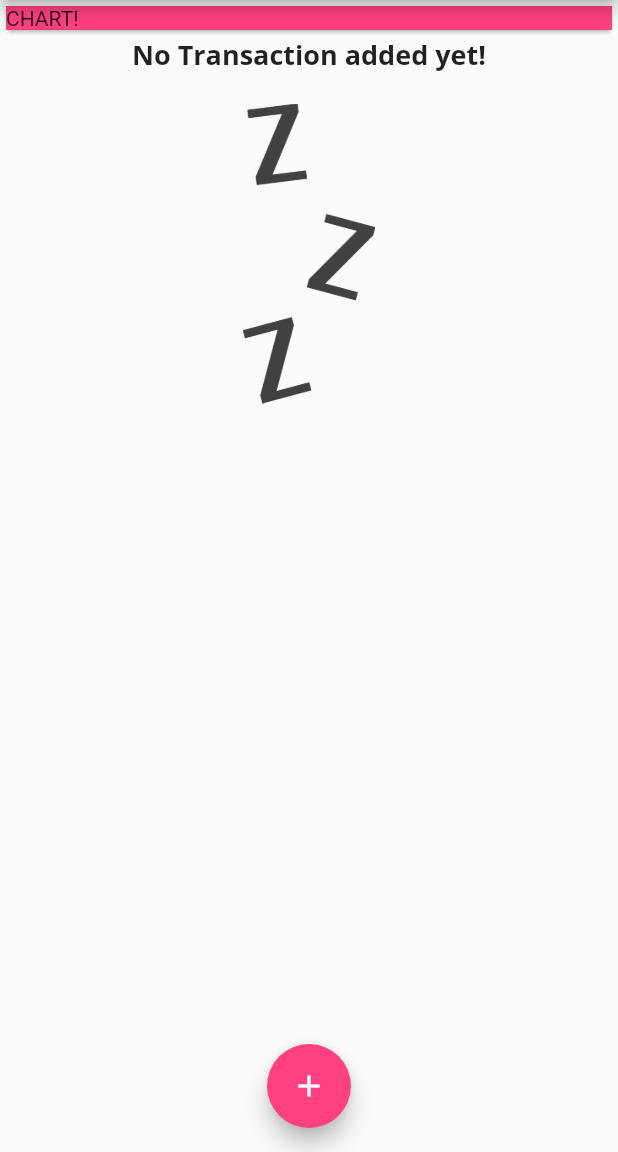
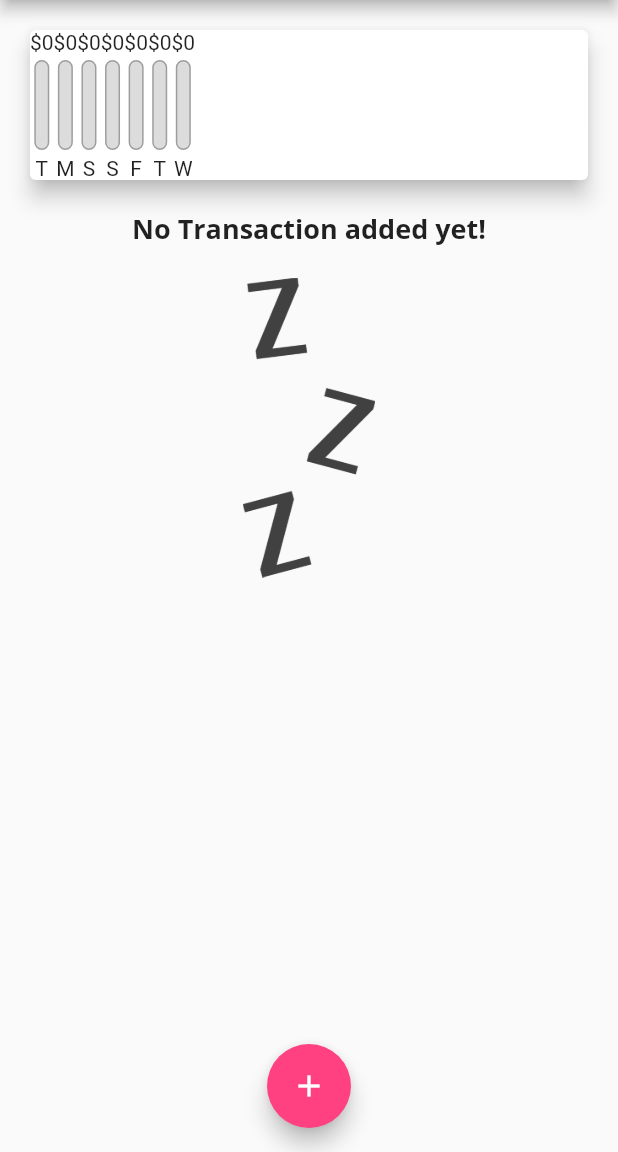
Before and after one commit to shubham242/Expense_Planner, a Flutter app: the screen it shows after launch, on a phone screen of 412 x 824 dp, the part 84-1236 px from its top. Run offline on Flutter 3.47's test engine with Material 2 defaults, Android fonts, the phone set to English and light mode, and no system bars.

Commit message:
Chart Bars

```diff
--- a/lib/main.dart
+++ b/lib/main.dart
@@ -3,6 +3,7 @@ import 'package:flutter/material.dart';
 import './models/transaction.dart';
 import './widgets/transaction_list.dart';
 import './widgets/new_transaction.dart';
+import './widgets/chart.dart';
 
 void main() => runApp(MyApp());
 
@@ -46,16 +47,20 @@ class _MyHomePageState extends State<MyHomePage> {
     // Transaction(
     //   id: 't1',
     //   title: 'New Shoes',
-    //   amount: 70,
-    //   date: DateTime.now(),
-    // ),
-    // Transaction(
-    //   id: 't2',
-    //   title: 'Groceries',
-    //   amount: 100,
+    //   amount: 69.99,
     //   date: DateTime.now(),
     // ),
   ];
+
+  List<Transaction> get _recentTx {
+    return _userTransactions.where((tx) {
+      return tx.date.isAfter(
+        DateTime.now().subtract(
+          Duration(days: 7),
+        ),
+      );
+    }).toList();
+  }
 
   void _addTx(String txTitle, double txAmount) {
     final newTx = Transaction(
@@ -94,13 +99,7 @@ class _MyHomePageState extends State<MyHomePage> {
       body: SingleChildScrollView(
         child: Column(
           children: <Widget>[
-            Card(
-              child: Container(
-                color: Theme.of(context).accentColor,
-                width: double.infinity,
-                child: Text('CHART!'),
-              ),
-            ),
+            Chart(_recentTx),
             TransactionList(_userTransactions),
           ],
         ),
--- /dev/null
+++ b/lib/widgets/chart.dart
@@ -0,0 +1,55 @@
+import 'package:flutter/material.dart';
+import 'package:intl/intl.dart';
+
+import '../widgets/chart_bar.dart';
+import '../models/transaction.dart';
+
+class Chart extends StatelessWidget {
+  final List<Transaction> recentTx;
+
+  Chart(this.recentTx);
+
+  List<Map<String, Object>> get txVal {
+    return List.generate(7, (index) {
+      final weekDay = DateTime.now().subtract(
+        Duration(days: index),
+      );
+      double totalSum = 0.0;
+      for (var i = 0; i < recentTx.length; i++) {
+        if (recentTx[i].date.day == weekDay.day &&
+            recentTx[i].date.month == weekDay.month &&
+            recentTx[i].date.year == weekDay.year) {
+          totalSum += recentTx[i].amount;
+        }
+      }
+      return {
+        'day': DateFormat.E().format(weekDay).substring(0, 1),
+        'amount': totalSum,
+      };
+    });
+  }
+
+  double get totalSpend {
+    return txVal.fold(0.0, (sum, item) {
+      return sum + (item['amount'] as double);
+    });
+  }
+
+  @override
+  Widget build(BuildContext context) {
+    return Card(
+      elevation: 6,
+      margin: EdgeInsets.all(20),
+      child: Row(
+        children: txVal.map((data) {
+          return ChartBar(
+              (data['day'] as String),
+              (data['amount'] as double),
+              totalSpend == 0.0
+                  ? 0.0
+                  : (data['amount'] as double) / totalSpend);
+        }).toList(),
+      ),
+    );
+  }
+}
--- /dev/null
+++ b/lib/widgets/chart_bar.dart
@@ -0,0 +1,51 @@
+import 'package:flutter/material.dart';
+
+class ChartBar extends StatelessWidget {
+  final String label;
+  final double spendAmount;
+  final double spendPercent;
+
+  ChartBar(this.label, this.spendAmount, this.spendPercent);
+
+  @override
+  Widget build(BuildContext context) {
+    return Column(
+      children: <Widget>[
+        FittedBox(
+          child: Text('\$${spendAmount.toStringAsFixed(0)}'),
+        ),
+        SizedBox(
+          height: 4,
+        ),
+        Container(
+          height: 60,
+          width: 10,
+          child: Stack(
+            children: <Widget>[
+              Container(
+                decoration: BoxDecoration(
+                  border: Border.all(color: Colors.grey, width: 1.0),
+                  color: Color.fromRGBO(220, 220, 220, 1),
+                  borderRadius: BorderRadius.circular(10),
+                ),
+              ),
+              FractionallySizedBox(
+                heightFactor: spendPercent,
+                child: Container(
+                  decoration: BoxDecoration(
+                    color: Theme.of(context).primaryColor,
+                    borderRadius: BorderRadius.circular(10),
+                  ),
+                ),
+              )
+            ],
+          ),
+        ),
+        SizedBox(
+          height: 4,
+        ),
+        Text(label),
+      ],
+    );
+  }
+}
```
